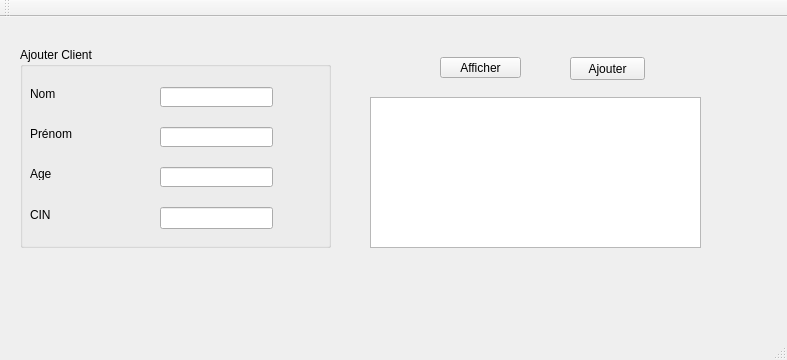
This is mainwindow.ui in AhmedMaaouia1/Smart_Park_2A16 as Qt 5 draws it before an edit. The edited form follows.
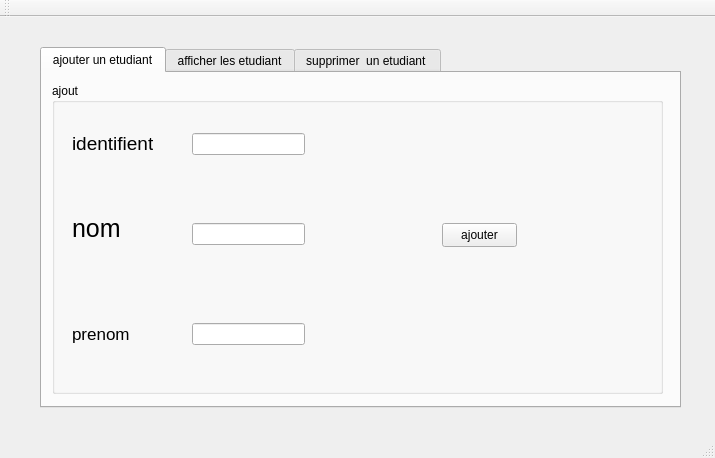
This is the edited form. The open tabs and pages were chosen to show the change.

Patch:
```diff
--- a/mainwindow.ui
+++ b/mainwindow.ui
@@ -6,72 +6,103 @@
    <rect>
     <x>0</x>
     <y>0</y>
-    <width>787</width>
-    <height>360</height>
+    <width>715</width>
+    <height>458</height>
    </rect>
   </property>
   <property name="windowTitle">
    <string>Gestion des Clients</string>
   </property>
   <widget class="QWidget" name="centralWidget">
-   <widget class="QGroupBox" name="groupBox">
+   <widget class="QTabWidget" name="affichet">
     <property name="geometry">
      <rect>
-      <x>20</x>
+      <x>40</x>
       <y>30</y>
-      <width>311</width>
-      <height>201</height>
+      <width>641</width>
+      <height>361</height>
+     </rect>
+    </property>
+    <property name="currentIndex">
+     <number>2</number>
+    </property>
+    <widget class="QWidget" name="tab">
+     <attribute name="title">
+      <string>ajouter un etudiant</string>
+     </attribute>
+     <widget class="QGroupBox" name="groupBox">
+      <property name="geometry">
+       <rect>
+        <x>10</x>
+        <y>10</y>
+        <width>611</width>
+        <height>311</height>
      </rect>
     </property>
     <property name="title">
-     <string>Ajouter Client</string>
+       <string>ajout</string>
     </property>
     <widget class="QLabel" name="label">
      <property name="geometry">
       <rect>
-       <x>10</x>
-       <y>40</y>
-       <width>47</width>
-       <height>13</height>
-      </rect>
-     </property>
+         <x>20</x>
+         <y>50</y>
+         <width>81</width>
+         <height>21</height>
+        </rect>
+       </property>
+       <property name="font">
+        <font>
+         <pointsize>14</pointsize>
+        </font>
+       </property>
      <property name="text">
-      <string>Nom</string>
+        <string>identifient</string>
      </property>
     </widget>
     <widget class="QLabel" name="label_2">
      <property name="geometry">
       <rect>
-       <x>10</x>
-       <y>80</y>
-       <width>47</width>
-       <height>13</height>
-      </rect>
-     </property>
+         <x>20</x>
+         <y>130</y>
+         <width>91</width>
+         <height>31</height>
+        </rect>
+       </property>
+       <property name="font">
+        <font>
+         <pointsize>19</pointsize>
+        </font>
+       </property>
      <property name="text">
-      <string>Prénom</string>
+        <string>nom</string>
      </property>
     </widget>
     <widget class="QLabel" name="label_3">
      <property name="geometry">
       <rect>
-       <x>10</x>
-       <y>120</y>
-       <width>47</width>
-       <height>13</height>
-      </rect>
-     </property>
+         <x>20</x>
+         <y>240</y>
+         <width>71</width>
+         <height>21</height>
+        </rect>
+       </property>
+       <property name="font">
+        <font>
+         <pointsize>13</pointsize>
+        </font>
+       </property>
      <property name="text">
-      <string>Age</string>
-     </property>
-    </widget>
-    <widget class="QLineEdit" name="lineEdit">
+        <string>prenom</string>
+       </property>
+      </widget>
+      <widget class="QLineEdit" name="le_id">
      <property name="geometry">
       <rect>
        <x>140</x>
-       <y>40</y>
+         <y>50</y>
        <width>113</width>
-       <height>20</height>
+         <height>22</height>
       </rect>
      </property>
     </widget>
@@ -79,9 +110,9 @@
      <property name="geometry">
       <rect>
        <x>140</x>
-       <y>80</y>
+         <y>140</y>
        <width>113</width>
-       <height>20</height>
+         <height>22</height>
       </rect>
      </property>
     </widget>
@@ -89,83 +120,93 @@
      <property name="geometry">
       <rect>
        <x>140</x>
-       <y>120</y>
+         <y>240</y>
        <width>113</width>
-       <height>20</height>
-      </rect>
-     </property>
-    </widget>
-    <widget class="QLineEdit" name="lineEdit_4">
-     <property name="geometry">
-      <rect>
-       <x>140</x>
-       <y>160</y>
-       <width>113</width>
        <height>22</height>
       </rect>
      </property>
     </widget>
-    <widget class="QLabel" name="label_4">
+      <widget class="QPushButton" name="pb_ajouter">
      <property name="geometry">
       <rect>
-       <x>10</x>
-       <y>160</y>
-       <width>56</width>
-       <height>16</height>
-      </rect>
-     </property>
-     <property name="text">
-      <string>CIN</string>
-     </property>
-    </widget>
-   </widget>
-   <widget class="QPushButton" name="Ajouter">
-    <property name="geometry">
-     <rect>
-      <x>570</x>
-      <y>40</y>
+         <x>390</x>
+         <y>140</y>
       <width>75</width>
-      <height>23</height>
+         <height>24</height>
      </rect>
     </property>
     <property name="text">
-     <string>Ajouter</string>
-    </property>
-   </widget>
-   <widget class="QPushButton" name="Afficher">
+        <string>ajouter</string>
+       </property>
+      </widget>
+     </widget>
+    </widget>
+    <widget class="QWidget" name="tab2">
+     <attribute name="title">
+      <string>afficher les etudiant</string>
+     </attribute>
+     <widget class="QTreeView" name="tab_etudiant">
     <property name="geometry">
      <rect>
-      <x>440</x>
-      <y>40</y>
-      <width>81</width>
+        <x>10</x>
+        <y>10</y>
+        <width>611</width>
+        <height>311</height>
+       </rect>
+      </property>
+     </widget>
+    </widget>
+    <widget class="QWidget" name="tab_2">
+     <attribute name="title">
+      <string>supprimer  un etudiant </string>
+     </attribute>
+     <widget class="QLabel" name="label_4">
+      <property name="geometry">
+       <rect>
+        <x>50</x>
+        <y>60</y>
+        <width>91</width>
       <height>21</height>
      </rect>
     </property>
-    <property name="mouseTracking">
-     <bool>false</bool>
+      <property name="font">
+       <font>
+        <pointsize>14</pointsize>
+       </font>
     </property>
     <property name="text">
-     <string>Afficher</string>
-    </property>
-    <property name="checkable">
-     <bool>false</bool>
-    </property>
-    <property name="autoDefault">
-     <bool>true</bool>
-    </property>
-    <property name="flat">
-     <bool>false</bool>
-    </property>
-   </widget>
-   <widget class="QListView" name="listView">
+       <string>identifient</string>
+      </property>
+     </widget>
+     <widget class="QLineEdit" name="le_id_supp">
+      <property name="geometry">
+       <rect>
+        <x>190</x>
+        <y>60</y>
+        <width>113</width>
+        <height>22</height>
+       </rect>
+      </property>
+     </widget>
+     <widget class="QPushButton" name="pb_supprimer">
     <property name="geometry">
      <rect>
-      <x>370</x>
-      <y>80</y>
-      <width>331</width>
-      <height>151</height>
-     </rect>
-    </property>
+        <x>200</x>
+        <y>140</y>
+        <width>111</width>
+        <height>31</height>
+       </rect>
+      </property>
+      <property name="font">
+       <font>
+        <pointsize>14</pointsize>
+       </font>
+      </property>
+      <property name="text">
+       <string>supprimer</string>
+      </property>
+     </widget>
+    </widget>
    </widget>
   </widget>
   <widget class="QMenuBar" name="menuBar">
```
Left out of the diff: 8 changed lines with no effect on the pictures. Lines whose indentation alone changed are shown as unchanged.
